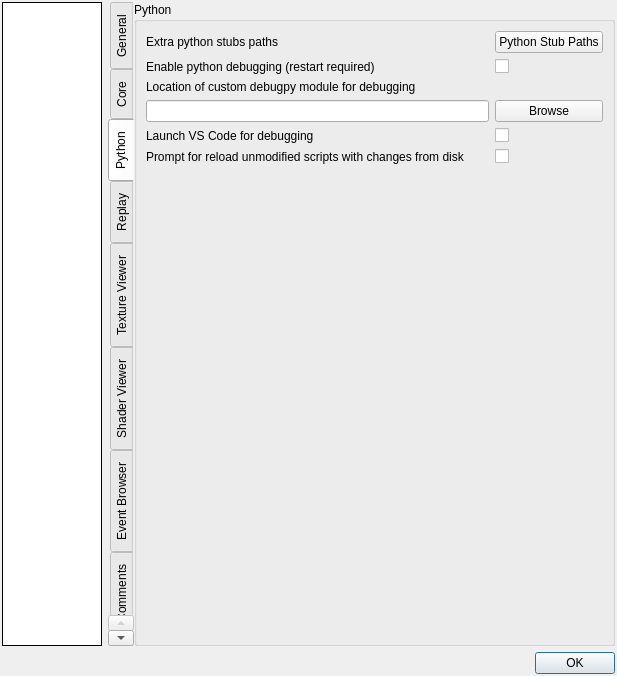
Qt form qrenderdoc/Windows/Dialogs/SettingsDialog.ui (anholt/renderdoc) before a commit.
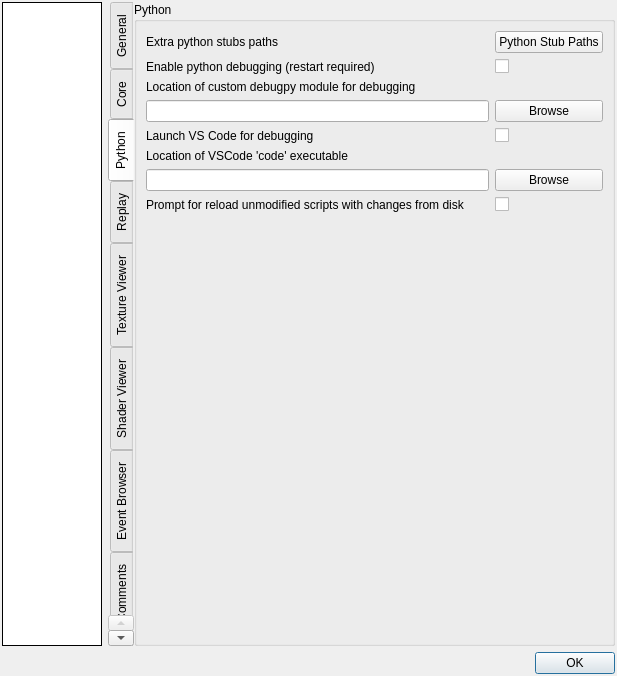
The same form after that commit. The open tabs and pages were chosen to show the change. Custom widgets are drawn as their Qt base class.

Commit message: Allow customisation of VS Code executable

```diff
--- a/qrenderdoc/Windows/Dialogs/SettingsDialog.ui
+++ b/qrenderdoc/Windows/Dialogs/SettingsDialog.ui
@@ -770,14 +770,31 @@
             </property>
            </widget>
           </item>
-          <item row="5" column="0">
+          <item row="5" column="0" colspan="2">
+           <widget class="QLabel" name="Python_VSCodePathLabel">
+            <property name="text">
+             <string>Location of VSCode 'code' executable</string>
+            </property>
+           </widget>
+          </item>
+          <item row="6" column="0">
+           <widget class="QLineEdit" name="Python_VSCodePath"/>
+          </item>
+          <item row="6" column="1">
+           <widget class="QPushButton" name="Python_VSCodePathBrowse">
+            <property name="text">
+             <string>Browse</string>
+            </property>
+           </widget>
+          </item>
+          <item row="7" column="0">
            <widget class="QLabel" name="Python_PromptReloadUnchangedLabel">
             <property name="text">
              <string>Prompt for reload unmodified scripts with changes from disk</string>
             </property>
            </widget>
           </item>
-          <item row="5" column="1">
+          <item row="7" column="1">
            <widget class="QCheckBox" name="Python_PromptReloadUnchanged">
             <property name="toolTip">
              <string>If a script open in the python editor has changes on disk but has not been modified in the UI,
@@ -788,7 +805,7 @@
             </property>
            </widget>
           </item>
-          <item row="6" column="0" colspan="2">
+          <item row="8" column="0" colspan="2">
            <spacer name="verticalSpacer_9">
             <property name="orientation">
              <enum>Qt::Vertical</enum>
```
The commit also changes 4 other files.
